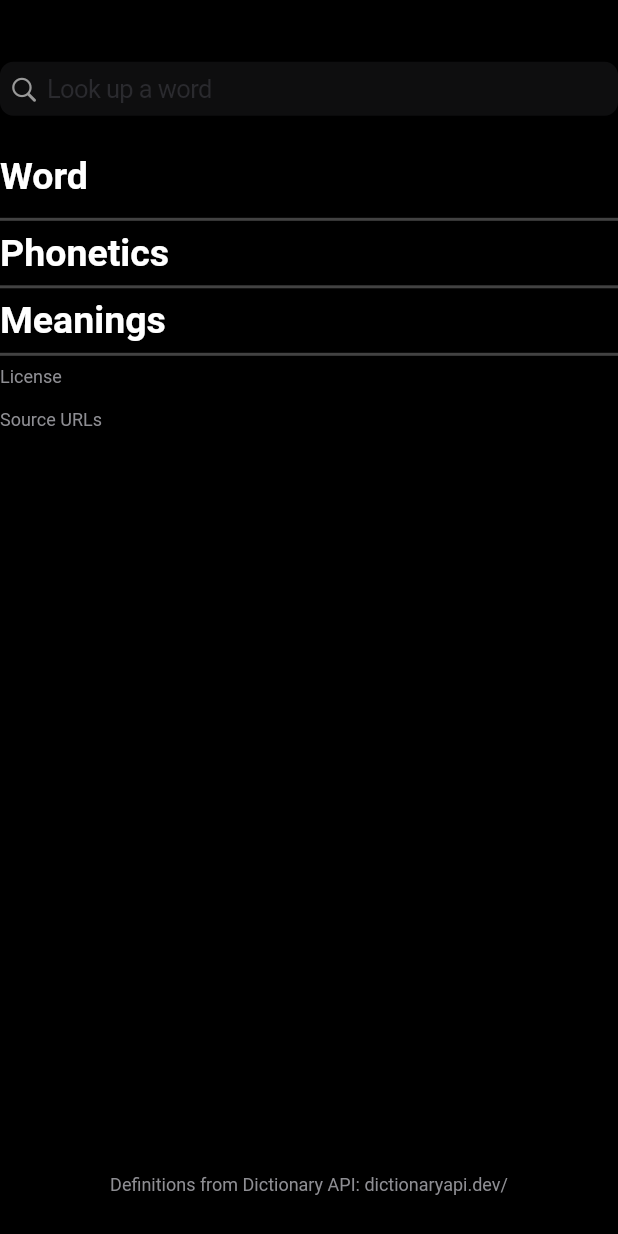
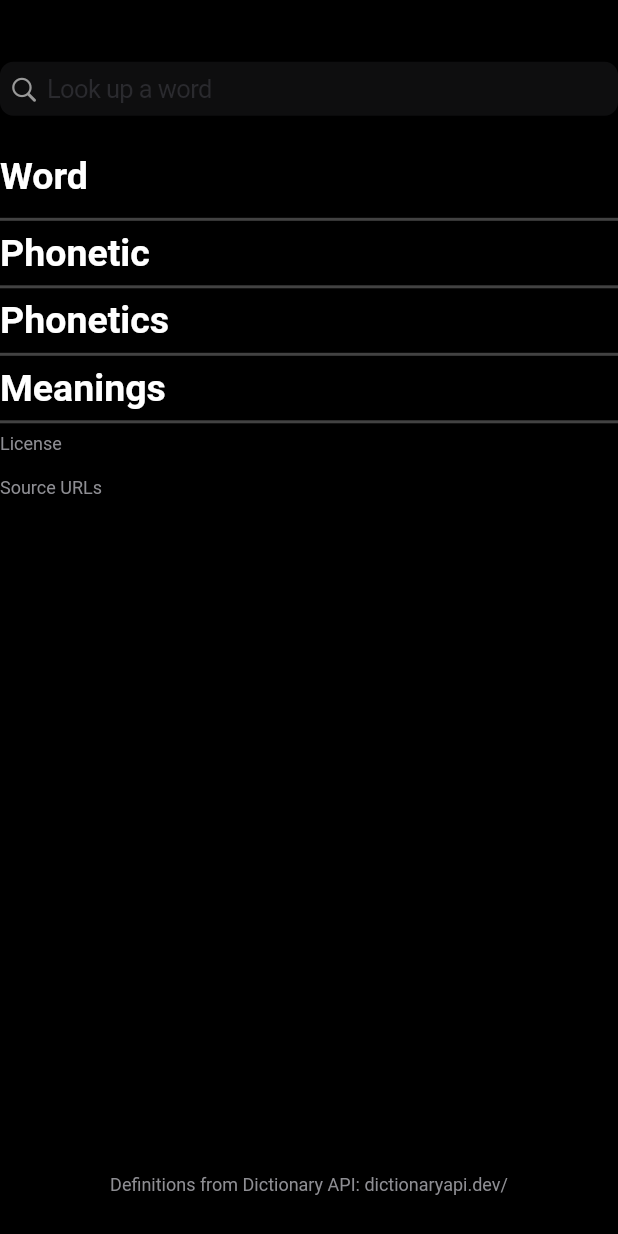
Before and after one commit to ritwiktakkar/WordDefiner, a Flutter app: the screen it shows after launch, on a phone screen of 412 x 824 dp. Run offline on Flutter 3.47's test engine with Material 2 defaults, Android fonts, the phone set to English and light mode, and no system bars; drawn by our look-alikes of auto_size_text.

Commit message:
created models file
Read on how to parse complex JSON:
1) https://medium.com/flutter-community/parsing-complex-json-in-flutter-747c46655f51
2) https://github.com/PoojaB26/ParsingJSON-Flutter

```diff
--- a/lib/definition.dart
+++ /dev/null
@@ -1,149 +0,0 @@
-class Definition {
-  String? word;
-  List<Phonetics>? phonetics;
-  List<Meanings>? meanings;
-  License? license;
-  List<String>? sourceUrls;
-
-  Definition(
-      {this.word,
-      this.phonetics,
-      this.meanings,
-      this.license,
-      this.sourceUrls});
-
-  Definition.fromJson(Map<String, dynamic> json) {
-    word = json['word'];
-    if (json['phonetics'] != null) {
-      phonetics = <Phonetics>[];
-      json['phonetics'].forEach((v) {
-        phonetics!.add(new Phonetics.fromJson(v));
-      });
-    }
-    if (json['meanings'] != null) {
-      meanings = <Meanings>[];
-      json['meanings'].forEach((v) {
-        meanings!.add(new Meanings.fromJson(v));
-      });
-    }
-    license =
-        json['license'] != null ? new License.fromJson(json['license']) : null;
-    sourceUrls = json['sourceUrls'].cast<String>();
-  }
-
-  Map<String, dynamic> toJson() {
-    final Map<String, dynamic> data = new Map<String, dynamic>();
-    data['word'] = this.word;
-    if (this.phonetics != null) {
-      data['phonetics'] = this.phonetics!.map((v) => v.toJson()).toList();
-    }
-    if (this.meanings != null) {
-      data['meanings'] = this.meanings!.map((v) => v.toJson()).toList();
-    }
-    if (this.license != null) {
-      data['license'] = this.license!.toJson();
-    }
-    data['sourceUrls'] = this.sourceUrls;
-    return data;
-  }
-}
-
-class Phonetics {
-  String? audio;
-  String? sourceUrl;
-  License? license;
-  String? text;
-
-  Phonetics({this.audio, this.sourceUrl, this.license, this.text});
-
-  Phonetics.fromJson(Map<String, dynamic> json) {
-    audio = json['audio'];
-    sourceUrl = json['sourceUrl'];
-    license =
-        json['license'] != null ? new License.fromJson(json['license']) : null;
-    text = json['text'];
-  }
-
-  Map<String, dynamic> toJson() {
-    final Map<String, dynamic> data = new Map<String, dynamic>();
-    data['audio'] = this.audio;
-    data['sourceUrl'] = this.sourceUrl;
-    if (this.license != null) {
-      data['license'] = this.license!.toJson();
-    }
-    data['text'] = this.text;
-    return data;
-  }
-}
-
-class License {
-  String? name;
-  String? url;
-
-  License({this.name, this.url});
-
-  License.fromJson(Map<String, dynamic> json) {
-    name = json['name'];
-    url = json['url'];
-  }
-
-  Map<String, dynamic> toJson() {
-    final Map<String, dynamic> data = new Map<String, dynamic>();
-    data['name'] = this.name;
-    data['url'] = this.url;
-    return data;
-  }
-}
-
-class Meanings {
-  String? partOfSpeech;
-  List<Definitions>? definitions;
-  List<String>? synonyms;
-  List<String>? antonyms;
-
-  Meanings({this.partOfSpeech, this.definitions, this.synonyms, this.antonyms});
-
-  Meanings.fromJson(Map<String, dynamic> json) {
-    partOfSpeech = json['partOfSpeech'];
-    if (json['definitions'] != null) {
-      definitions = <Definitions>[];
-      json['definitions'].forEach((v) {
-        definitions!.add(new Definitions.fromJson(v));
-      });
-    }
-    synonyms = json['synonyms'].cast<String>();
-    antonyms = json['antonyms'].cast<String>();
-  }
-
-  Map<String, dynamic> toJson() {
-    final Map<String, dynamic> data = new Map<String, dynamic>();
-    data['partOfSpeech'] = this.partOfSpeech;
-    if (this.definitions != null) {
-      data['definitions'] = this.definitions!.map((v) => v.toJson()).toList();
-    }
-    data['synonyms'] = this.synonyms;
-    data['antonyms'] = this.antonyms;
-    return data;
-  }
-}
-
-class Definitions {
-  String? definition;
-  String? example;
-
-  Definitions({this.definition, this.example});
-
-  Definitions.fromJson(Map<String, dynamic> json) {
-    definition = json['definition'];
-
-    example = json['example'];
-  }
-
-  Map<String, dynamic> toJson() {
-    final Map<String, dynamic> data = new Map<String, dynamic>();
-    data['definition'] = this.definition;
-
-    data['example'] = this.example;
-    return data;
-  }
-}
--- a/lib/main.dart
+++ b/lib/main.dart
@@ -1,14 +1,9 @@
-import 'dart:ui';
-
-import 'package:connectivity/connectivity.dart';
 import 'package:flutter/cupertino.dart';
 import 'package:flutter/material.dart';
-import 'package:http/http.dart';
-import 'package:iDefine/definition.dart';
+import 'package:iDefine/models.dart';
 import 'dialogs.dart';
 import 'package:iDefine/api_requests.dart' as API;
 import 'package:flutter/services.dart';
-import 'package:string_validator/string_validator.dart';
 import 'package:auto_size_text/auto_size_text.dart';
 
 void main() {
@@ -44,16 +39,13 @@ class HomePage extends StatefulWidget {
 }
 
 class _HomePageState extends State<HomePage> {
-  late Future<Definition> definition;
+  // Future<definition.Definition> definition;
 
   // Create a text controller and use it to retrieve the current value of the TextField.
   final inputController = TextEditingController();
   final outputWordController = TextEditingController();
 
-  // final ScrollController _scrollController =
-  //     ScrollController(initialScrollOffset: 50.0);
   String wordToDefine = "";
-  // late definition_model.Definition definition;
 
   TextStyle title = TextStyle(
     color: CupertinoColors.white,
@@ -110,16 +102,11 @@ class _HomePageState extends State<HomePage> {
                     child: CupertinoSearchTextField(
                       placeholder: 'Look up a word',
                       controller: inputController,
-                      onChanged: (String value) {
-                        debugPrint('The text has changed to: $value');
-                        // outputWordController.text = value;
-                      },
                       onSubmitted: ((String wordToDefine) async {
                         outputWordController.text = wordToDefine;
-                        debugPrint('Submitted text: $wordToDefine');
                         final definition =
                             (await API.getDefinition(wordToDefine));
-                        debugPrint(definition.word);
+                        // debugPrint(definition.word);
                         if (definition.word == '-') {
                           Dialogs.showNoDefinitions(context);
                         } else if (definition.word == '') {
@@ -169,6 +156,31 @@ class _HomePageState extends State<HomePage> {
                                             maxLines: 1,
                                             overflow: TextOverflow.ellipsis,
                                           ),
+                                        ),
+                                      ],
+                                    ),
+                                    Divider(
+                                      // divider between first and second half of widgets
+                                      color: Colors.grey[800],
+                                      thickness: 2,
+                                    ),
+                                    Row(
+                                      mainAxisAlignment:
+                                          MainAxisAlignment.spaceAround,
+                                      children: [
+                                        Container(
+                                          width: screenWidth * .3,
+                                          child: AutoSizeText(
+                                            "Phonetic",
+                                            style: title,
+                                            maxLines: 1,
+                                          ),
+                                        ),
+                                        Container(
+                                          padding: EdgeInsets.only(
+                                            left: screenWidth * 0.03,
+                                          ),
+                                          width: screenWidth * .7,
                                         ),
                                       ],
                                     ),
--- /dev/null
+++ b/lib/models.dart
@@ -0,0 +1,186 @@
+class Definition {
+  final String word;
+  final String phonetic;
+  final List<Phonetic> phonetics;
+  final List<Meaning> meanings;
+  final License license;
+  final List<String> sourceUrls;
+
+  Definition({
+    required this.word,
+    required this.phonetic,
+    required this.phonetics,
+    required this.meanings,
+    required this.license,
+    required this.sourceUrls,
+  });
+
+  factory Definition.fromJson(Map<String, dynamic> parsedJson) {
+    return Definition(
+      word: parsedJson['word'],
+      phonetic: parsedJson['phonetic'],
+      phonetics: parsedJson['phonetics'],
+      meanings: parsedJson['meanings'],
+      license: parsedJson['license'],
+      sourceUrls: parsedJson['sourceUrls'],
+    );
+  }
+}
+
+class Phonetic {
+  final String text;
+  final String audio;
+  final String sourceUrl;
+  final List<License> license;
+
+  Phonetic({
+    required this.text,
+    required this.audio,
+    required this.sourceUrl,
+    required this.license,
+  });
+
+  factory Phonetic.fromJson(Map<String, dynamic> parsedJson) {
+    return Phonetic(
+      text: parsedJson['text'],
+      audio: parsedJson['audio'],
+      sourceUrl: parsedJson['sourceUrl'],
+      license: parsedJson['license'],
+    );
+  }
+}
+
+class Meaning {
+  final String partOfSpeech;
+  final List<Definitions> definitions;
+  final List<String> synonyms;
+  final List<String> antonyms;
+
+  Meaning({
+    required this.partOfSpeech,
+    required this.definitions,
+    required this.synonyms,
+    required this.antonyms,
+  });
+
+  factory Meaning.fromJson(Map<String, dynamic> parsedJson) {
+    return Meaning(
+      partOfSpeech: parsedJson['partOfSpeech'],
+      definitions: parsedJson['definitions'],
+      synonyms: parsedJson['synonyms'],
+      antonyms: parsedJson['antonyms'],
+    );
+  }
+}
+
+class Definitions {
+  final String definition;
+  final List<String> synonyms;
+  final List<String> antonyms;
+  final String example;
+
+  Definitions({
+    required this.definition,
+    required this.synonyms,
+    required this.antonyms,
+    required this.example,
+  });
+
+  factory Definitions.fromJson(Map<String, dynamic> parsedJson) {
+    return Definitions(
+      definition: parsedJson['definition'],
+      synonyms: parsedJson['synonyms'],
+      antonyms: parsedJson['antonyms'],
+      example: parsedJson['example'],
+    );
+  }
+}
+
+class License {
+  final String name;
+  final String url;
+
+  License({
+    required this.name,
+    required this.url,
+  });
+
+  factory License.fromJson(Map<String, dynamic> parsedJson) {
+    return License(
+      name: parsedJson['text'],
+      url: parsedJson['url'],
+    );
+  }
+}
+
+// Below is awesome.json
+// [
+//     {
+//         "word": "awesome",
+//         "phonetic": "/ˈɔːsəm/",
+//         "phonetics": [
+//             {
+//                 "text": "/ˈɔːsəm/",
+//                 "audio": ""
+//             },
+//             {
+//                 "text": "/ˈɔs.əm/",
+//                 "audio": "https://api.dictionaryapi.dev/media/pronunciations/en/awesome-us.mp3",
+//                 "sourceUrl": "https://commons.wikimedia.org/w/index.php?curid=811897",
+//                 "license": {
+//                     "name": "BY-SA 3.0",
+//                     "url": "https://creativecommons.org/licenses/by-sa/3.0"
+//                 }
+//             }
+//         ],
+//         "meanings": [
+//             {
+//                 "partOfSpeech": "noun",
+//                 "definitions": [
+//                     {
+//                         "definition": "Short for awesomeness: the quality, state, or essence of being awesome.",
+//                         "synonyms": [],
+//                         "antonyms": [],
+//                         "example": "pure awesome; made of awesome"
+//                     }
+//                 ],
+//                 "synonyms": [
+//                     "awesome sauce"
+//                 ],
+//                 "antonyms": [
+//                     "fail",
+//                     "shit",
+//                     "weaksauce"
+//                 ]
+//             },
+//             {
+//                 "partOfSpeech": "adjective",
+//                 "definitions": [
+//                     {
+//                         "definition": "Causing awe or terror; inspiring wonder or excitement.",
+//                         "synonyms": [],
+//                         "antonyms": [],
+//                         "example": "The tsunami was awesome in its destructive power."
+//                     },
+//                     {
+//                         "definition": "Excellent, exciting, remarkable.",
+//                         "synonyms": [],
+//                         "antonyms": [],
+//                         "example": "Awesome, dude!"
+//                     }
+//                 ],
+//                 "synonyms": [],
+//                 "antonyms": [
+//                     "aweless"
+//                 ]
+//             }
+//         ],
+//         "license": {
+//             "name": "CC BY-SA 3.0",
+//             "url": "https://creativecommons.org/licenses/by-sa/3.0"
+//         },
+//         "sourceUrls": [
+//             "https://en.wiktionary.org/wiki/awesome"
+//         ]
+//     }
+// ]
--- a/pubspec.yaml
+++ b/pubspec.yaml
@@ -24,9 +24,7 @@ dependencies:
   flutter:
     sdk: flutter
   http: ^0.13.4
-  string_validator: ^0.3.0
   auto_size_text: ^3.0.0
-  connectivity: ^3.0.6
 
   # The following adds the Cupertino Icons font to your application.
   # Use with the CupertinoIcons class for iOS style icons.
```
Also changed, not shown: lib/api_requests.dart (+10 -7 lines), 3 other files.
